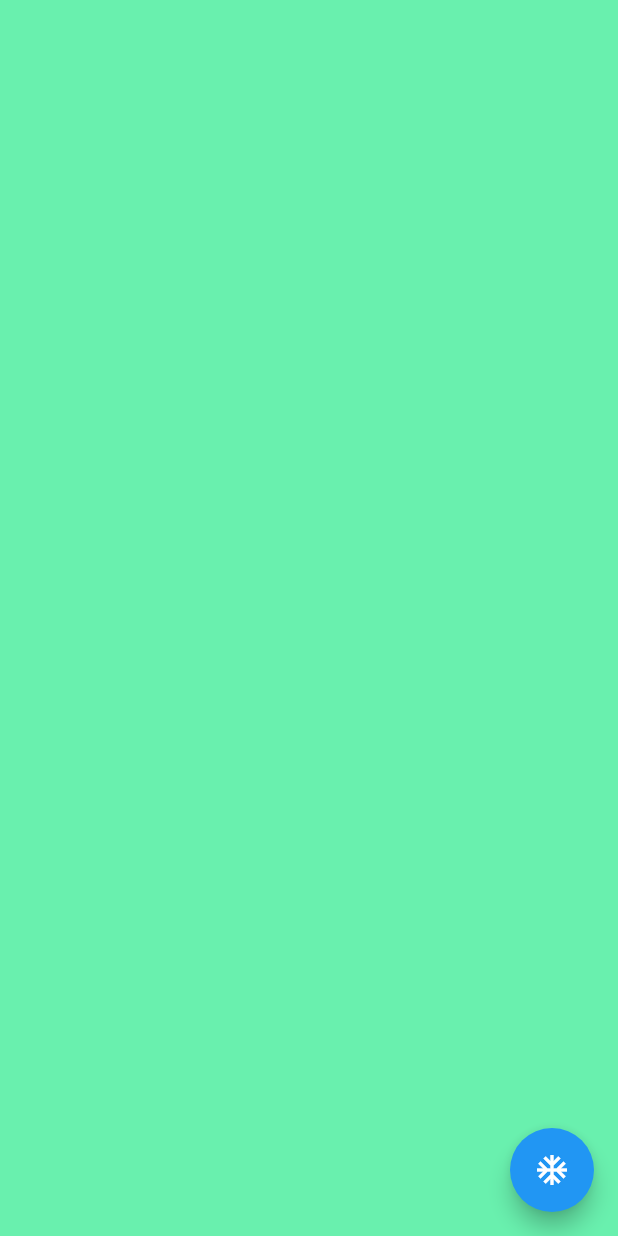
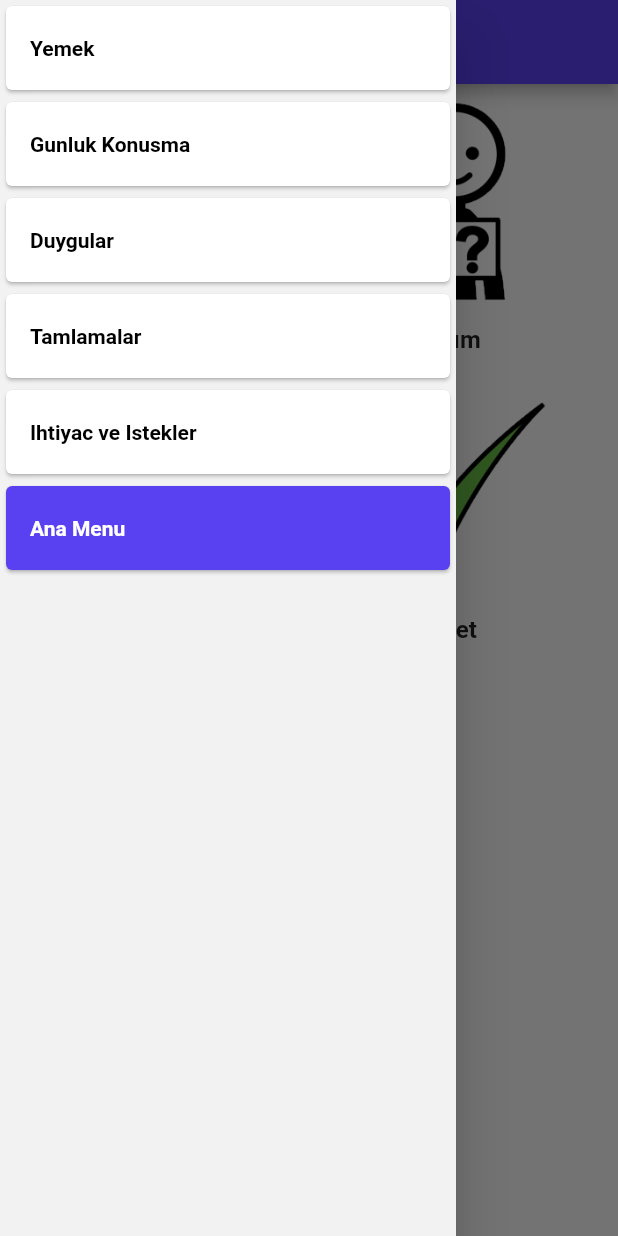
Before and after one commit to vefaozlu/adis, a Flutter app: the screen it shows after launch, with the side drawer open (before the commit the screen has no drawer), on a phone screen of 412 x 824 dp. Run offline on Flutter 3.47's test engine with Material 2 defaults, Android fonts, the phone set to English and light mode, and no system bars; drawn by our look-alikes of sliding_up_panel; our stand-ins replace audioplayers, bloc, equatable, flutter_bloc.

Commit message:
Some changes

```diff
--- /dev/null
+++ b/lib/app.dart
@@ -0,0 +1,24 @@
+import 'package:adis/cubits/cubits.dart';
+import 'package:adis/screen.dart';
+import 'package:adis/service.dart';
+import 'package:flutter/material.dart';
+import 'package:flutter_bloc/flutter_bloc.dart';
+
+class AdisApp extends StatelessWidget {
+  const AdisApp({Key? key}) : super(key: key);
+
+  @override
+  Widget build(BuildContext context) {
+    return MaterialApp(
+      debugShowCheckedModeBanner: false,
+      home: MultiBlocProvider(
+        providers: [
+          BlocProvider(
+              create: (context) => ItemsCubit(const Service())..fetchItems()),
+          BlocProvider(create: (context) => SentenceCubit()),
+        ],
+        child: const MainScreen(),
+      ),
+    );
+  }
+}
--- /dev/null
+++ b/lib/color_package.dart
@@ -0,0 +1,14 @@
+import 'package:flutter/material.dart';
+
+class ColorPackage {
+  static Color firstGradientColor = const Color(0xff7F6DF2);
+  static Color secondGradientColor = const Color(0xff5941F2);
+
+  static Color primaryTextColor = const Color(0xffffffff);
+  static Color secondryTextColor = const Color(0xff000000);
+
+  static Color primaryColor = const Color(0xffF2F2F2);
+  static Color secondaryColor = const Color(0xff5941F2);
+
+  static Color drawerColor = const Color(0xff7F6DF2);
+}
--- /dev/null
+++ b/lib/cubits/cubits.dart
@@ -0,0 +1,2 @@
+export 'items_cubit/items_cubit.dart';
+export 'sentence_cubit/sentence_cubit.dart';
--- /dev/null
+++ b/lib/cubits/items_cubit/items_state.dart
@@ -0,0 +1,36 @@
+part of 'items_cubit.dart';
+
+enum ItemsStatus { loading, success, failure }
+
+@immutable
+class ItemsState extends Equatable {
+  const ItemsState._({
+    this.status = ItemsStatus.loading,
+    this.items = const [],
+    this.categoryItems = const [],
+    this.categoryIndex = 5,
+  });
+
+  const ItemsState.loading() : this._();
+
+  const ItemsState.success({
+    required List<Item> items,
+    required List<Item> categoryItems,
+    required int categoryIndex,
+  }) : this._(
+          status: ItemsStatus.success,
+          items: items,
+          categoryItems: categoryItems,
+          categoryIndex: categoryIndex,
+        );
+
+  const ItemsState.failure() : this._(status: ItemsStatus.failure);
+
+  final ItemsStatus status;
+  final List<Item> items;
+  final List<Item> categoryItems;
+  final int categoryIndex;
+
+  @override
+  List<Object> get props => [status, items, categoryItems, categoryIndex];
+}
--- /dev/null
+++ b/lib/cubits/sentence_cubit/sentence_state.dart
@@ -0,0 +1,10 @@
+part of 'sentence_cubit.dart';
+
+@immutable
+class SentenceState extends Equatable {
+  const SentenceState(this.sentence);
+  final String sentence;
+
+  @override
+  List<Object> get props => [sentence];
+}
--- a/lib/main.dart
+++ b/lib/main.dart
@@ -1,122 +1,6 @@
-import 'package:adis/model.dart';
 import 'package:flutter/material.dart';
-import 'dart:convert';
-import 'package:audioplayers/audioplayers.dart';
-import 'package:flutter/services.dart';
-import 'package:sliding_up_panel/sliding_up_panel.dart';
+import 'package:adis/app.dart';
 
 void main() {
-  runApp(const MyApp());
+  runApp(const AdisApp());
 }
-
-class MyApp extends StatelessWidget {
-  const MyApp({Key? key}) : super(key: key);
-
-  @override
-  Widget build(BuildContext context) {
-    return MaterialApp(
-      debugShowCheckedModeBanner: false,
-      home: App(),
-    );
-  }
-}
-
-class App extends StatefulWidget {
-  App({Key? key}) : super(key: key);
-
-  @override
-  State<App> createState() => _AppState();
-}
-
-class _AppState extends State<App> {
-  List<Item> items = [];
-  Future<void> getItem() async {
-    final String response = await rootBundle.loadString('assets/icon.json');
-    final Map<String, dynamic> data = await json.decode(response);
-    final Item item = Item.fromJson(data["items"][109]);
-    for (int i = 0; i < 17; i++) {
-      items.add(Item.fromJson(data["items"][i + 1]));
-    }
-    setState(() => null);
-  }
-
-  AudioCache player = AudioCache();
-  PanelController _panelControler = PanelController();
-  String sentence = '';
-
-  @override
-  Widget build(BuildContext context) {
-    final Size size = MediaQuery.of(context).size;
-    return SafeArea(
-      child: Scaffold(
-        backgroundColor: Colors.greenAccent,
-        body: SlidingUpPanel(
-          minHeight: 0,
-          maxHeight: size.width / 2.25,
-          controller: _panelControler,
-          onPanelClosed: () => setState(() => sentence = ''),
-          panel: Center(child: Text(sentence)),
-          body: Center(
-            child: Padding(
-              padding: const EdgeInsets.all(6.0),
-              child: CustomScrollView(
-                slivers: [
-                  SliverToBoxAdapter(
-                    child: Wrap(
-                      runSpacing: 10,
-                      spacing: 10,
-                      alignment: WrapAlignment.center,
-                      children: List.generate(
-                        items.length,
-                        (index) => InkWell(
-                          onTap: () {
-                            player.play('voices/${items[index].voicePath}');
-                            setState(() => sentence += ' ${items[index].text}');
-                            _panelControler.open();
-                          },
-                          child: Container(
-                            width: size.width / 2.25,
-                            height: size.width / 2.25,
-                            decoration: BoxDecoration(
-                              color: Colors.black12,
-                              borderRadius: BorderRadius.circular(10),
-                            ),
-                            child: Column(
-                              children: [
-                                Expanded(
-                                  flex: 9,
-                                  child: Image.asset(
-                                    'assets/icons/${items[index].iconPath}',
-                                  ),
-                                ),
-                                Expanded(
-                                  flex: 1,
-                                  child: Text(
-                                    items[index].text,
-                                  ),
-                                ),
-                              ],
-                            ),
-                          ),
-                        ),
-                      ),
-                    ),
-                  ),
-                  SliverPadding(
-                    padding: EdgeInsets.only(
-                      bottom: size.width / 2.25 + 30,
-                    ),
-                  ),
-                ],
-              ),
-            ),
-          ),
-        ),
-        floatingActionButton: FloatingActionButton(
-          child: const Icon(Icons.ac_unit_outlined),
-          onPressed: () => getItem(),
-        ),
-      ),
-    );
-  }
-}
--- /dev/null
+++ b/lib/screen.dart
@@ -0,0 +1,180 @@
+import 'package:adis/color_package.dart';
+import 'package:adis/cubits/cubits.dart';
+import 'package:adis/model.dart';
+import 'package:audioplayers/audioplayers.dart';
+import 'package:flutter/material.dart';
+import 'package:flutter_bloc/flutter_bloc.dart';
+import 'package:sliding_up_panel/sliding_up_panel.dart';
+
+class MainScreen extends StatefulWidget {
+  const MainScreen({Key? key}) : super(key: key);
+
+  @override
+  State<MainScreen> createState() => _MainScreenState();
+}
+
+class _MainScreenState extends State<MainScreen> {
+  final PanelController _panelController = PanelController();
+  @override
+  Widget build(BuildContext context) {
+    final Size size = MediaQuery.of(context).size;
+    final ItemsState state = context.watch<ItemsCubit>().state;
+    String sentence = context.watch<SentenceCubit>().state.sentence;
+    return SafeArea(
+      child: BlocListener<SentenceCubit, SentenceState>(
+        listener: (context, state) {
+          if (_panelController.isPanelClosed && state.sentence != '') {
+            _panelController.open();
+          }
+        },
+        child: Scaffold(
+          appBar: AppBar(
+            title: const Text('ADIS'),
+            centerTitle: false,
+            backgroundColor: ColorPackage.secondaryColor,
+          ),
+          drawer: Drawer(
+            backgroundColor: ColorPackage.primaryColor,
+            child: ListView.builder(
+              itemCount: categories.length,
+              itemBuilder: (BuildContext context, int index) => Card(
+                color: state.categoryIndex == index
+                    ? ColorPackage.secondaryColor
+                    : null,
+                child: ListTile(
+                  // leading: CircleAvatar(backgroundImage: ),
+                  title: Text(
+                    categories[index],
+                    style: TextStyle(
+                      color: state.categoryIndex == index
+                          ? ColorPackage.primaryTextColor
+                          : ColorPackage.secondryTextColor,
+                      fontWeight: FontWeight.bold,
+                    ),
+                  ),
+                  onTap: () => context.read<ItemsCubit>().getCategory(index),
+                ),
+              ),
+            ),
+          ),
+          body: SlidingUpPanel(
+            minHeight: 0,
+            maxHeight: size.width / 2.25,
+            color: ColorPackage.secondaryColor,
+            borderRadius: const BorderRadius.only(
+              topLeft: Radius.circular(25),
+              topRight: Radius.circular(25),
+            ),
+            controller: _panelController,
+            onPanelClosed: () => context.read<SentenceCubit>().clearSentence(),
+            panel: Center(
+              child: Text(
+                sentence,
+                textAlign: TextAlign.center,
+                style: TextStyle(
+                  color: ColorPackage.primaryTextColor,
+                  fontSize: 24,
+                ),
+              ),
+            ),
+            body: BlocBuilder<ItemsCubit, ItemsState>(
+              builder: (context, state) {
+                if (state.status == ItemsStatus.failure) {
+                  return const Center(child: Text('Something went wrong.'));
+                }
+                if (state.status == ItemsStatus.success) {
+                  return ItemsView(items: state.categoryItems);
+                }
+                return const Center(child: CircularProgressIndicator());
+              },
+            ),
+          ),
+        ),
+      ),
+    );
+  }
+
+  List<String> categories = [
+    'Yemek',
+    'Gunluk Konusma',
+    'Duygular',
+    'Tamlamalar',
+    'Ihtiyac ve Istekler',
+    'Ana Menu',
+  ];
+}
+
+class ItemsView extends StatelessWidget {
+  ItemsView({Key? key, required this.items}) : super(key: key);
+  final List<Item> items;
+  final AudioCache _player = AudioCache();
+
+  Future<void> play(String voicePath) async {
+    await _player.play(voicePath);
+  }
+
+  @override
+  Widget build(BuildContext context) {
+    final Size size = MediaQuery.of(context).size;
+    return Center(
+      child: Padding(
+        padding: const EdgeInsets.all(6.0),
+        child: CustomScrollView(
+          slivers: [
+            SliverToBoxAdapter(
+              child: Wrap(
+                runSpacing: 10,
+                spacing: 10,
+                alignment: WrapAlignment.center,
+                children: List.generate(
+                  items.length,
+                  (index) => InkWell(
+                    onTap: () async {
+                      context.read<SentenceCubit>().addAWord(items[index].text);
+                      await play('voices/${items[index].voicePath}');
+                      // _panelController.open();
+                    },
+                    child: Container(
+                      width: size.width / 2.25,
+                      height: size.width / 2.25,
+                      decoration: BoxDecoration(
+                        borderRadius: BorderRadius.circular(10),
+                      ),
+                      child: Column(
+                        children: [
+                          Expanded(
+                            flex: 4,
+                            child: Image.asset(
+                              'assets/icons/${items[index].iconPath}',
+                            ),
+                          ),
+                          Expanded(
+                            flex: 1,
+                            child: Center(
+                              child: Text(
+                                items[index].text,
+                                style: const TextStyle(
+                                  fontSize: 16,
+                                  fontWeight: FontWeight.bold,
+                                ),
+                              ),
+                            ),
+                          ),
+                        ],
+                      ),
+                    ),
+                  ),
+                ),
+              ),
+            ),
+            SliverPadding(
+              padding: EdgeInsets.only(
+                bottom: size.width / 2.25 + 30 + kToolbarHeight,
+              ),
+            ),
+          ],
+        ),
+      ),
+    );
+  }
+}
--- /dev/null
+++ b/lib/service.dart
@@ -0,0 +1,16 @@
+import 'dart:convert';
+import 'package:adis/model.dart';
+import 'package:flutter/services.dart';
+
+class Service {
+  const Service();
+
+  final String jsonPath = 'assets/icons.json';
+  Future<List<Item>> fetchData() async {
+    final String response = await rootBundle.loadString('assets/icon.json');
+    final Map<String, dynamic> data = await json.decode(response);
+    List<Item> items = [];
+    data["items"].forEach((item) => items.add(Item.fromJson(item)));
+    return items;
+  }
+}
--- a/pubspec.yaml
+++ b/pubspec.yaml
@@ -36,6 +36,9 @@ dependencies:
   cupertino_icons: ^1.0.2
   audioplayers: ^0.20.1
   sliding_up_panel: ^2.0.0+1
+  bloc: ^8.0.3
+  flutter_bloc: ^8.0.1
+  equatable: ^2.0.3
 
 dev_dependencies:
   flutter_test:
```
Also changed, not shown: assets/icon.json (+7 -7 lines), lib/cubits/items_cubit/items_cubit.dart (added, +73 -0 lines), lib/cubits/sentence_cubit/sentence_cubit.dart (added, +19 -0 lines), pubspec.lock, 1 other file.
